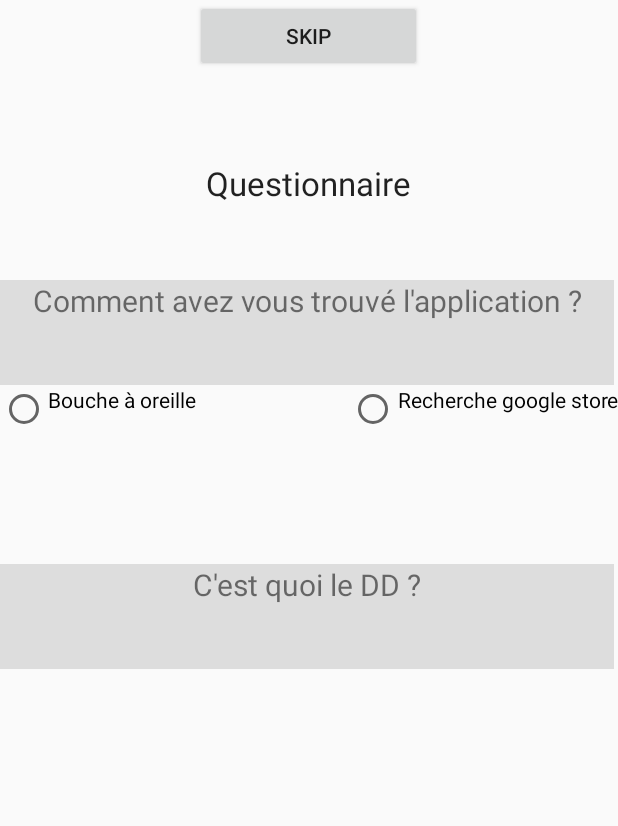
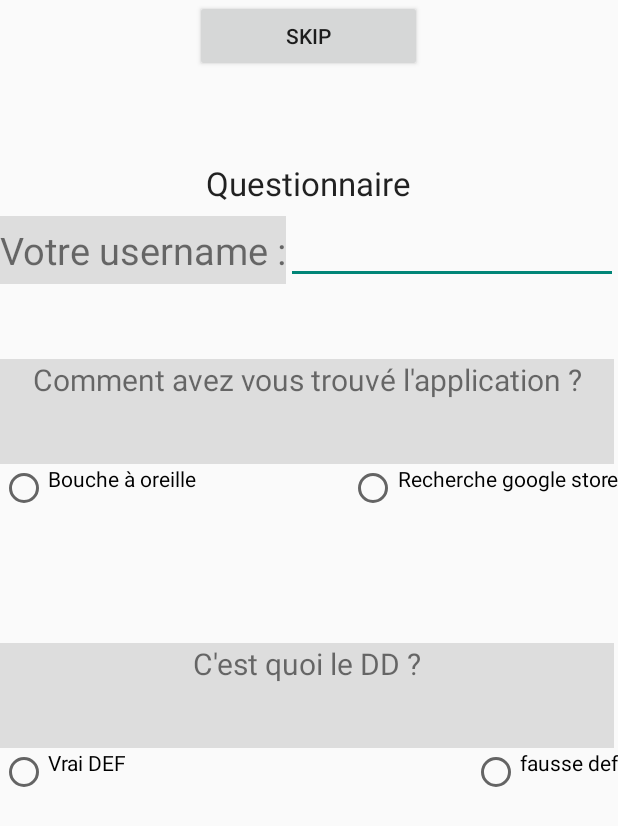
Before and after one commit to Eddupdup/OneIdeaADay, an Android app: the Questionnaire screen opened directly, with no data from a screen before it, on a phone screen of 412 x 824 dp. Shown: the top 826 px of the screen. Run offline under Robolectric (Android 15) with nearby library versions, the light colour scheme and no system bars.

```diff
--- a/app/src/main/res/layout/profil.xml
+++ b/app/src/main/res/layout/profil.xml
@@ -37,7 +37,7 @@
             android:layout_height="fill_parent"
             />
 
-        <TextView
+                <TextView
             android:id="@+id/username"
             android:layout_width="204dp"
             android:layout_height="fill_parent"
--- a/app/src/main/res/layout/questionnaire.xml
+++ b/app/src/main/res/layout/questionnaire.xml
@@ -25,6 +25,36 @@
         android:text="Questionnaire"
         android:textAppearance="?android:attr/textAppearanceLarge"
         android:layout_gravity="center_horizontal"/>
+    <View
+        android:layout_width="fill_parent"
+        android:layout_height="7dp"
+        android:id="@+id/view41" />
+
+
+
+    <LinearLayout
+        android:orientation="horizontal"
+        android:layout_width="match_parent"
+        android:layout_height="wrap_content"
+        android:layout_gravity="center_horizontal">
+
+        <TextView
+            android:id="@+id/username"
+            android:layout_width="wrap_content"
+            android:layout_height="fill_parent"
+            android:text="Votre username :"
+            android:inputType="text"
+            android:background="#DDDDDD"
+            android:autoText="true"
+            android:textSize="25sp"
+            android:gravity="center_vertical"/>
+        <EditText
+            android:layout_width="match_parent"
+            android:layout_height="fill_parent" />
+
+
+    </LinearLayout>
+
 
     <LinearLayout
         android:layout_width="fill_parent"
@@ -104,5 +134,36 @@
             android:layout_alignParentEnd="true" />
     </LinearLayout>
 
+    <LinearLayout
+        android:orientation="horizontal"
+        android:layout_width="fill_parent"
+        android:layout_height="wrap_content">
+
+        <RadioButton
+
+            android:layout_width="wrap_content"
+            android:layout_height="wrap_content"
+            android:text="Vrai DEF"
+            android:id="@+id/radioButton3"
+            android:layout_weight="149"
+            android:gravity="left"
+            android:layout_below="@+id/linearLayout"
+            android:layout_alignParentStart="true" />
+
+        <RadioButton
+            android:layout_width="wrap_content"
+            android:layout_height="wrap_content"
+            android:text="fausse def"
+            android:id="@+id/radioButton4"
+            android:gravity="right"
+            android:checked="false"
+            android:layout_alignBaseline="@+id/radioButton3"
+            android:layout_alignBottom="@+id/radioButton3"
+            android:layout_alignParentStart="true"
+
+            />
+
+    </LinearLayout>
+
 
 </LinearLayout>
```
Also changed, not shown: 1 other file.
